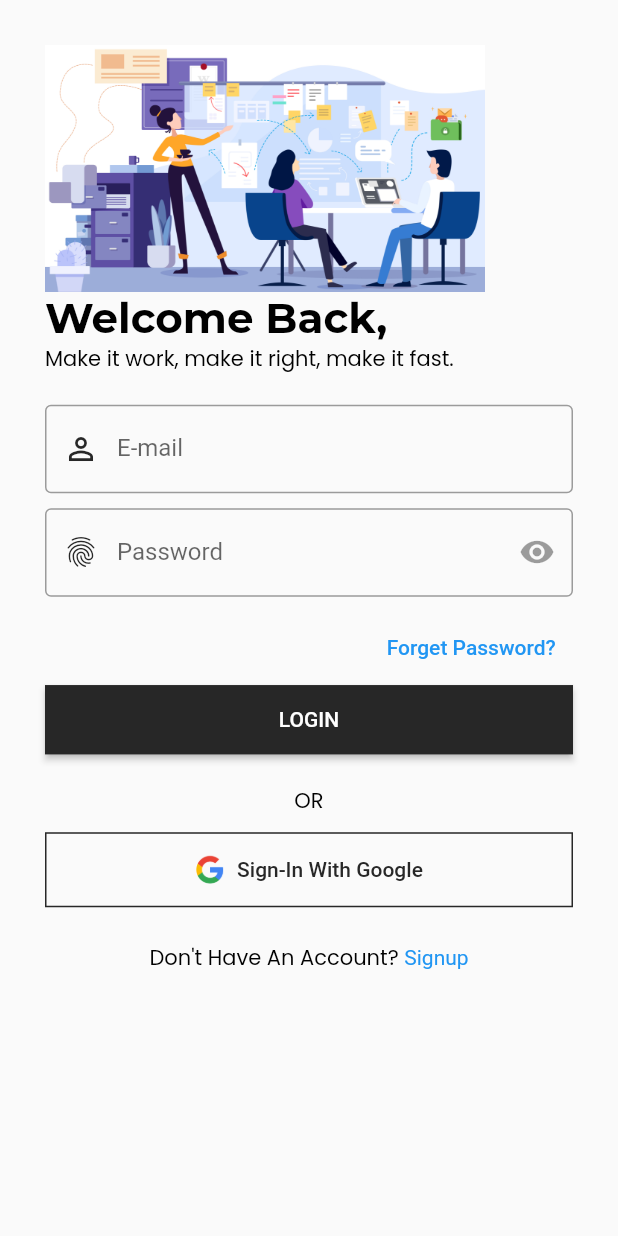
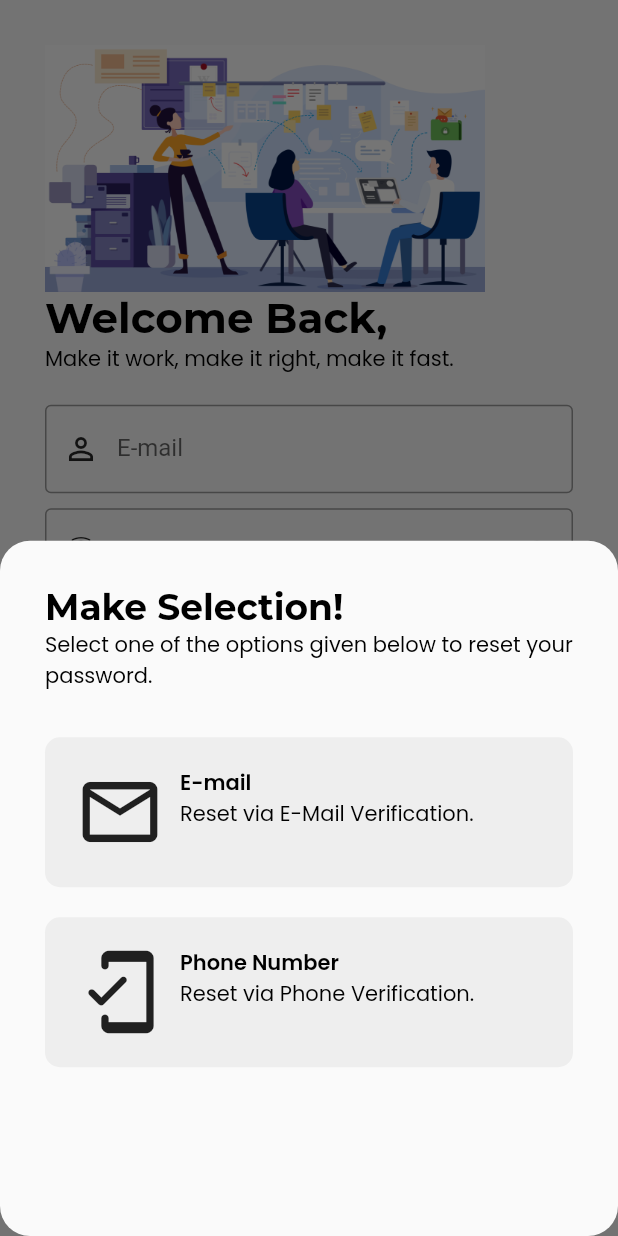
Before and after one commit to ali-sojib/Flutter-Componet-app-with-firebase, a Flutter app: the LoginScreen screen opened directly, after a tap on "Forget Password?", on a phone screen of 412 x 824 dp. Run offline on Flutter 3.47's test engine with Material 2 defaults, Android fonts, the phone set to English and light mode, and no system bars; our stand-ins replace get, google_fonts, liquid_swipe, smooth_page_indicator.

Commit message:
Forget Password bottom modal sheet with reusable widget and transition

```diff
--- a/lib/main.dart
+++ b/lib/main.dart
@@ -19,6 +19,9 @@ class MyApp extends StatelessWidget {
       theme: SAppTheme.lightTheme,
       darkTheme: SAppTheme.darkTheme,
       themeMode: ThemeMode.system,
+      debugShowCheckedModeBanner: false,
+      defaultTransition: Transition.leftToRightWithFade,
+      transitionDuration: const Duration(milliseconds: 500),
       home: SplashScreen(),
     );
   }
--- a/lib/src/common_widgets/form/form_header_widget.dart
+++ b/lib/src/common_widgets/form/form_header_widget.dart
@@ -3,25 +3,34 @@ import 'package:flutter/material.dart';
 class FormHeaderWidget extends StatelessWidget {
   FormHeaderWidget({
     Key? key,
-    // required this.size,
+    this.imageColor,
+    this.heightBetween,
     required this.img,
     required this.title,
     required this.subTitle,
+    this.imageHeight = 0.2,
+    this.crossAxisAlignment = CrossAxisAlignment.start,
+    this.textAlign,
   }) : super(key: key);
 
   // final Size size;
   String img, title, subTitle;
-
+  final Color? imageColor;
+  final double imageHeight;
+  final double? heightBetween;
+  final CrossAxisAlignment crossAxisAlignment;
+  final TextAlign? textAlign;
   @override
   Widget build(BuildContext context) {
     final size = MediaQuery.of(context).size;
 
     return Column(
-      crossAxisAlignment: CrossAxisAlignment.start,
+      crossAxisAlignment: crossAxisAlignment,
       children: [
-        Image(image: AssetImage(img), height: size.height * 0.2),
+        Image(image: AssetImage(img), color: imageColor, height: size.height * imageHeight),
+        SizedBox(height: heightBetween),
         Text(title, style: Theme.of(context).textTheme.headline1),
-        Text(subTitle, style: Theme.of(context).textTheme.bodyText1),
+        Text(subTitle, textAlign: textAlign, style: Theme.of(context).textTheme.bodyText1),
       ],
     );
   }
--- a/lib/src/constant/image_strings.dart
+++ b/lib/src/constant/image_strings.dart
@@ -10,3 +10,5 @@ const String sWelcomeScreenImage = "assets/images/welcome_images/welcome_screen_
 
 //--Login Screen Text
 const String sGoogleLogoImage = "assets/logo/google-logo.png";
+
+const String sForgetPasswordImage = "assets/images/forget_password/forget_password_img.png";
--- a/lib/src/constant/text_strings.dart
+++ b/lib/src/constant/text_strings.dart
@@ -40,3 +40,16 @@ const String sSignupTitle = "Get On Board!";
 const String sSignupSubTitle = "Create your profile to start your Journey with us.....";
 const String sPhoneNo = "Phone Number";
 const String sFullName = "Full Name";
+
+// -- Forget Password Text
+const String sForgetPasswordTitle = "Make Selection!";
+const String sForgetPasswordSubTitle = "Select one of the options given below to reset your password.";
+const String sResetViaEMail = "Reset via E-Mail Verification.";
+const String sResetViaPhone = "Reset via Phone Verification.";
+
+//-- Forget Password Via Phone - Text
+const String sForgetPhoneSubTitle = "Enter your registered Phone No to receive OTP";
+
+//-- Forget Password Via E-Mail - Text
+const String sForgetMailSubTitle = "Enter your registered E-Mail to receive OTP";
+const String sNext = "Next";
--- /dev/null
+++ b/lib/src/features/authentication/screens/forget_password/forget_password_options/forget_password_model_bottom_sheet.dart
@@ -0,0 +1,47 @@
+import 'package:flutter/material.dart';
+import 'package:flutter_app_with_firebase/src/constant/sizes.dart';
+import 'package:flutter_app_with_firebase/src/features/authentication/screens/forget_password/forget_password_phone/forget_password_phone.dart';
+import 'package:get/get.dart';
+import '../../../../../constant/text_strings.dart';
+import '../forget_password_mail/forget_password_mail.dart';
+import 'forget_passwrod_btn_widget.dart';
+
+class ForgetPasswordScreen {
+  ///making static to accsess any mathod form outside of class
+  static Future<dynamic> buildShowModalBottomSheet(BuildContext context) {
+    return showModalBottomSheet(
+      context: context,
+      shape: RoundedRectangleBorder(borderRadius: BorderRadius.circular(20)),
+      builder: (context) => Container(
+        padding: const EdgeInsets.all(sDefaultSize),
+        child: Column(
+          crossAxisAlignment: CrossAxisAlignment.start,
+          children: [
+            Text(sForgetPasswordTitle, style: Theme.of(context).textTheme.headline2),
+            Text(sForgetPasswordSubTitle, style: Theme.of(context).textTheme.bodyText2),
+            const SizedBox(height: 30.0),
+            ForgetPasswordBtnWidget(
+              onClick: () {
+                Navigator.pop(context);
+                Get.to(ForgetPasswordMailScreen());
+              },
+              btnIcon: Icons.email_outlined,
+              title: sEmail,
+              subTitle: sResetViaEMail,
+            ),
+            const SizedBox(height: 20.0),
+            ForgetPasswordBtnWidget(
+              onClick: () {
+                Navigator.pop(context);
+                Get.to(ForgetPasswordPhoneScreen());
+              },
+              btnIcon: Icons.mobile_friendly_rounded,
+              title: sPhoneNo,
+              subTitle: sResetViaPhone,
+            ),
+          ],
+        ),
+      ),
+    );
+  }
+}
--- /dev/null
+++ b/lib/src/features/authentication/screens/forget_password/forget_password_options/forget_passwrod_btn_widget.dart
@@ -0,0 +1,43 @@
+import 'package:flutter/material.dart';
+
+class ForgetPasswordBtnWidget extends StatelessWidget {
+  ForgetPasswordBtnWidget({
+    Key? key,
+    required this.btnIcon,
+    required this.title,
+    required this.subTitle,
+    required this.onClick,
+  }) : super(key: key);
+
+  final IconData btnIcon;
+  final String title, subTitle;
+  final VoidCallback onClick;
+
+  @override
+  Widget build(BuildContext context) {
+    return GestureDetector(
+      onTap: onClick,
+      child: Container(
+        padding: const EdgeInsets.all(20.0),
+        decoration: BoxDecoration(
+          borderRadius: BorderRadius.circular(10.0),
+          color: Colors.grey.shade200,
+        ), // BoxDecoration
+        child: Row(
+          crossAxisAlignment: CrossAxisAlignment.start,
+          children: [
+            Icon(btnIcon, size: 60.0),
+            const SizedBox(width: 10.0),
+            Column(
+              crossAxisAlignment: CrossAxisAlignment.start,
+              children: [
+                Text(title, style: Theme.of(context).textTheme.headline6),
+                Text(subTitle, style: Theme.of(context).textTheme.bodyText2),
+              ],
+            ),
+          ],
+        ),
+      ),
+    );
+  }
+}
--- a/lib/src/features/authentication/screens/login/login_form_widget.dart
+++ b/lib/src/features/authentication/screens/login/login_form_widget.dart
@@ -1,7 +1,9 @@
 import 'package:flutter/material.dart';
+import 'package:flutter_app_with_firebase/src/features/authentication/screens/forget_password/forget_password_options/forget_password_model_bottom_sheet.dart';
 
 import '../../../../constant/sizes.dart';
 import '../../../../constant/text_strings.dart';
+import '../forget_password/forget_password_options/forget_passwrod_btn_widget.dart';
 
 class LoginForm extends StatelessWidget {
   const LoginForm({
@@ -40,7 +42,9 @@ class LoginForm extends StatelessWidget {
             Align(
               alignment: Alignment.centerRight,
               child: TextButton(
-                onPressed: () {},
+                onPressed: () {
+                  ForgetPasswordScreen.buildShowModalBottomSheet(context);
+                },
                 child: Text(sForgetPassword),
               ),
             ),
--- a/pubspec.yaml
+++ b/pubspec.yaml
@@ -29,6 +29,8 @@ flutter:
     - assets/images/on_boarding_img/
     - assets/images/welcome_images/
     - assets/logo/
+    - assets/images/forget_password/
+
 
 
   #   - images/a_dot_ham.jpeg
```
Also changed, not shown: lib/src/features/authentication/screens/forget_password/forget_password_mail/forget_password_mail.dart (added, +54 -0 lines), lib/src/features/authentication/screens/forget_password/forget_password_phone/forget_password_phone.dart (added, +58 -0 lines), assets/images/forget_password/forget_password_img.png (added).
